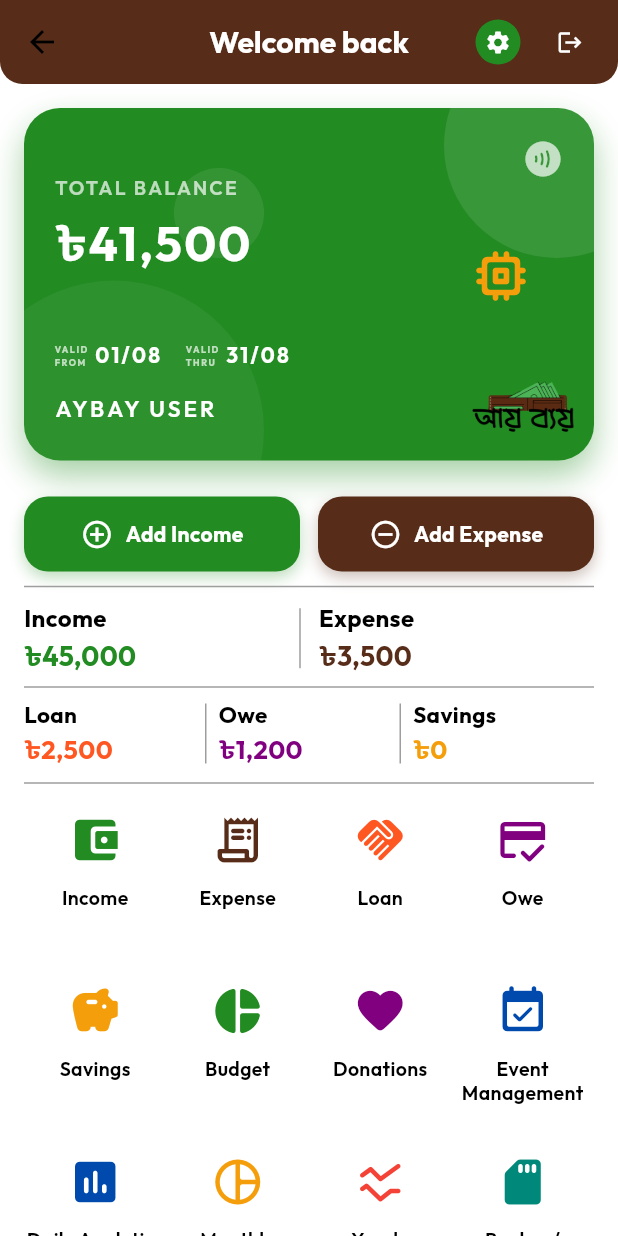
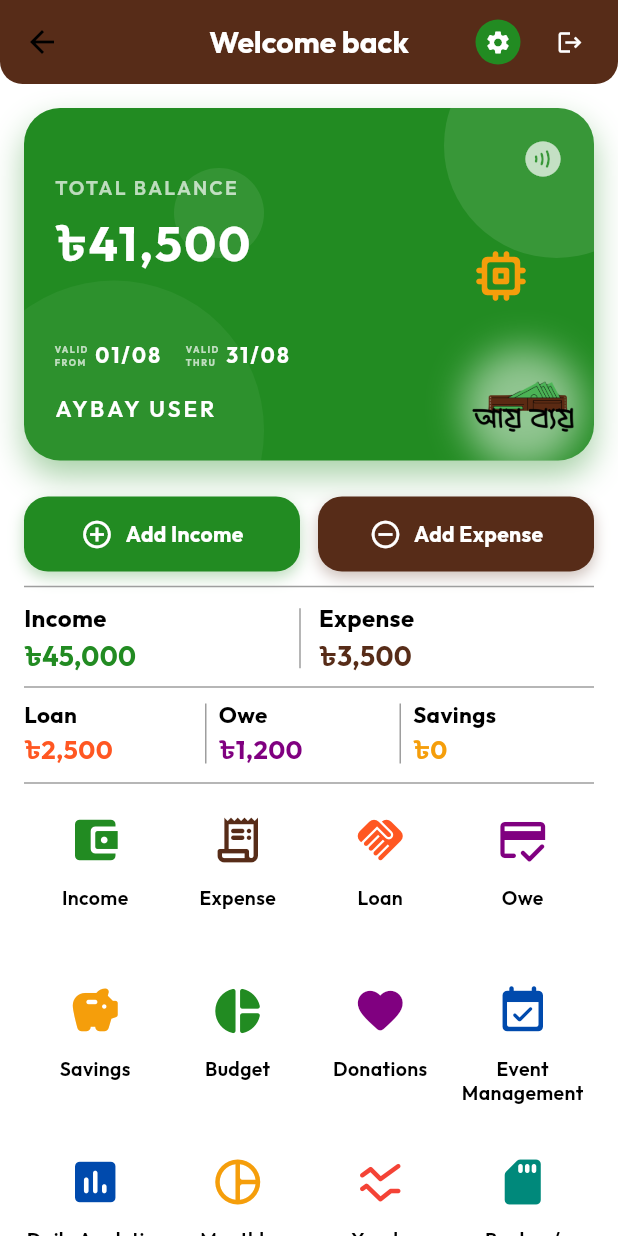
Before and after one commit to amisadman/ay-bay, a Flutter app: the DashboardScreen screen opened directly, on a phone screen of 412 x 824 dp. Run offline on Flutter 3.47's test engine with Material 3 defaults, Android fonts, the phone set to English and light mode, and no system bars; our stand-ins replace animated_text_kit, cloud_firestore, file_picker, firebase_core, fl_chart, flare_flutter and 12 more; missing offline and left inert: excel, googleapis; accounts and stored records are empty.

Commit message:
fix: add white glow behind logo for visibility on dark backgrounds

```diff
--- a/lib/views/backup/backup_restore_screen.dart
+++ b/lib/views/backup/backup_restore_screen.dart
@@ -382,7 +382,7 @@ class _BackupRestoreScreenState extends State<BackupRestoreScreen> {
                       const SizedBox(height: 12),
                       ListTile(
                         contentPadding: EdgeInsets.zero,
-                        leading: const Icon(Icons.sd_storage,
+                        leading: Icon(Icons.sd_storage,
                             color: Theme.of(context).iconTheme.color),
                         title: const Text('Create Local Backup'),
                         subtitle: const Text('Save to Downloads folder'),
@@ -390,7 +390,7 @@ class _BackupRestoreScreenState extends State<BackupRestoreScreen> {
                       ),
                       ListTile(
                         contentPadding: EdgeInsets.zero,
-                        leading: const Icon(Icons.restore,
+                        leading: Icon(Icons.restore,
                             color: Theme.of(context).iconTheme.color),
                         title: const Text('Restore Local Backup'),
                         subtitle: const Text('Select a .json backup file'),
--- a/lib/views/dashboard/dashboard_screen.dart
+++ b/lib/views/dashboard/dashboard_screen.dart
@@ -82,7 +82,7 @@ class DashboardScreen extends StatelessWidget {
         shape: const RoundedRectangleBorder(
           borderRadius: BorderRadius.vertical(bottom: Radius.circular(15)),
         ),
-        title: const Text('Welcome back',
+        title: Text('Welcome back',
             style: TextStyle(
                 fontSize: 20,
                 color: Colors.white,
@@ -105,7 +105,7 @@ class DashboardScreen extends StatelessWidget {
           IconButton(
             icon: Container(
               padding: const EdgeInsets.all(6),
-              decoration: const BoxDecoration(
+              decoration: BoxDecoration(
                   shape: BoxShape.circle,
                   color: Theme.of(context).colorScheme.secondary),
               child: const Icon(Icons.logout, color: Colors.white, size: 18),
@@ -217,7 +217,7 @@ class DashboardScreen extends StatelessWidget {
                         child: Column(
                           crossAxisAlignment: CrossAxisAlignment.start,
                           children: [
-                            const Text(
+                            Text(
                               'TOTAL BALANCE',
                               style: TextStyle(
                                   color: Colors.white70,
@@ -229,7 +229,7 @@ class DashboardScreen extends StatelessWidget {
                             Text(
                               CurrencyFormatter.formatSimple(
                                   finProv.netBalance, sym),
-                              style: const TextStyle(
+                              style: TextStyle(
                                 color: Colors.white,
                                 fontSize: 32,
                                 fontWeight: FontWeight.bold,
@@ -275,7 +275,7 @@ class DashboardScreen extends StatelessWidget {
                               ),
                               const SizedBox(width: 4),
                               Text(validFrom,
-                                  style: const TextStyle(
+                                  style: TextStyle(
                                       color: Colors.white,
                                       fontSize: 14,
                                       fontWeight: FontWeight.bold,
@@ -300,7 +300,7 @@ class DashboardScreen extends StatelessWidget {
                               ),
                               const SizedBox(width: 4),
                               Text(validThru,
-                                  style: const TextStyle(
+                                  style: TextStyle(
                                       color: Colors.white,
                                       fontSize: 14,
                                       fontWeight: FontWeight.bold,
@@ -315,7 +315,7 @@ class DashboardScreen extends StatelessWidget {
                         left: 20,
                         child: Text(
                           authProv.userName.toUpperCase(),
-                          style: const TextStyle(
+                          style: TextStyle(
                             color: Colors.white,
                             fontSize: 15,
                             fontWeight: FontWeight.w600,
@@ -324,14 +324,26 @@ class DashboardScreen extends StatelessWidget {
                         ),
                       ),
 
-                      // AyBay Logo (Bottom Right)
+                      // AyBay Logo (Bottom Right) with subtle white glow for dark themes
                       Positioned(
                         bottom: 0,
                         right: 12,
-                        child: Image.asset(
-                          'assets/images/aybay-logo.png',
-                          height: 70,
-                          fit: BoxFit.contain,
+                        child: Container(
+                          decoration: BoxDecoration(
+                            shape: BoxShape.circle,
+                            boxShadow: [
+                              BoxShadow(
+                                color: Colors.white.withValues(alpha: 0.5),
+                                blurRadius: 20,
+                                spreadRadius: 5,
+                              ),
+                            ],
+                          ),
+                          child: Image.asset(
+                            'assets/images/aybay-logo.png',
+                            height: 70,
+                            fit: BoxFit.contain,
+                          ),
                         ),
                       ),
                     ],
@@ -373,7 +385,7 @@ class DashboardScreen extends StatelessWidget {
                     child: Column(
                       crossAxisAlignment: CrossAxisAlignment.start,
                       children: [
-                        const Text('Income',
+                        Text('Income',
                             style: TextStyle(
                                 fontSize: 16,
                                 fontWeight: FontWeight.bold,
@@ -385,7 +397,7 @@ class DashboardScreen extends StatelessWidget {
                         Text(
                             CurrencyFormatter.formatSimple(
                                 finProv.totalIncome, sym),
-                            style: const TextStyle(
+                            style: TextStyle(
                                 fontSize: 18,
                                 fontWeight: FontWeight.bold,
                                 color: AppColors.green)),
@@ -398,7 +410,7 @@ class DashboardScreen extends StatelessWidget {
                     child: Column(
                       crossAxisAlignment: CrossAxisAlignment.start,
                       children: [
-                        const Text('Expense',
+                        Text('Expense',
                             style: TextStyle(
                                 fontSize: 16,
                                 fontWeight: FontWeight.bold,
@@ -410,7 +422,7 @@ class DashboardScreen extends StatelessWidget {
                         Text(
                             CurrencyFormatter.formatSimple(
                                 finProv.totalExpense, sym),
-                            style: const TextStyle(
+                            style: TextStyle(
                                 fontSize: 18,
                                 fontWeight: FontWeight.bold,
                                 color: AppColors.brown)),
@@ -426,7 +438,7 @@ class DashboardScreen extends StatelessWidget {
                     child: Column(
                       crossAxisAlignment: CrossAxisAlignment.start,
                       children: [
-                        const Text('Loan',
+                        Text('Loan',
                             style: TextStyle(
                                 fontSize: 15,
                                 fontWeight: FontWeight.bold,
@@ -438,7 +450,7 @@ class DashboardScreen extends StatelessWidget {
                         Text(
                             CurrencyFormatter.formatSimple(
                                 finProv.totalLoanGiven, sym),
-                            style: const TextStyle(
+                            style: TextStyle(
                                 fontSize: 17,
                                 fontWeight: FontWeight.bold,
                                 color: Color(0xFFFF5722))),
@@ -451,7 +463,7 @@ class DashboardScreen extends StatelessWidget {
                     child: Column(
                       crossAxisAlignment: CrossAxisAlignment.start,
                       children: [
-                        const Text('Owe',
+                        Text('Owe',
                             style: TextStyle(
                                 fontSize: 15,
                                 fontWeight: FontWeight.bold,
@@ -463,7 +475,7 @@ class DashboardScreen extends StatelessWidget {
                         Text(
                             CurrencyFormatter.formatSimple(
                                 finProv.totalOweBorrowed, sym),
-                            style: const TextStyle(
+                            style: TextStyle(
                                 fontSize: 17,
                                 fontWeight: FontWeight.bold,
                                 color: AppColors.purple)),
@@ -476,7 +488,7 @@ class DashboardScreen extends StatelessWidget {
                     child: Column(
                       crossAxisAlignment: CrossAxisAlignment.start,
                       children: [
-                        const Text('Savings',
+                        Text('Savings',
                             style: TextStyle(
                                 fontSize: 15,
                                 fontWeight: FontWeight.bold,
@@ -488,7 +500,7 @@ class DashboardScreen extends StatelessWidget {
                         Text(
                             CurrencyFormatter.formatSimple(
                                 finProv.totalSavings, sym),
-                            style: const TextStyle(
+                            style: TextStyle(
                                 fontSize: 17,
                                 fontWeight: FontWeight.bold,
                                 color: AppColors.vibrantGold)),
@@ -688,7 +700,7 @@ class DashboardScreen extends StatelessWidget {
             const SizedBox(width: 8),
             Text(
               label,
-              style: const TextStyle(
+              style: TextStyle(
                   fontSize: 14,
                   fontWeight: FontWeight.bold,
                   color: Colors.white),
@@ -974,7 +986,7 @@ class DashboardScreen extends StatelessWidget {
                           _showSuccessAnimation(context);
                         }
                       },
-                      child: const Text('Save Transaction',
+                      child: Text('Save Transaction',
                           style: TextStyle(
                               fontSize: 16, fontWeight: FontWeight.bold)),
                     ),
--- a/lib/views/events/event_profile_screen.dart
+++ b/lib/views/events/event_profile_screen.dart
@@ -202,7 +202,7 @@ class _EventProfileScreenState extends State<EventProfileScreen> {
               // Event Profile Card (Light UI)
               Container(
                 margin: const EdgeInsets.all(16),
-                padding: const EdgeInsets.all(20),
+                padding: EdgeInsets.all(20),
                 decoration: BoxDecoration(
                   color: Theme.of(context).cardColor,
                   borderRadius: BorderRadius.circular(16),
@@ -353,7 +353,7 @@ class _EventProfileScreenState extends State<EventProfileScreen> {
                             itemBuilder: (context, index) {
                               final exp = expenses[index];
                               return Card(
-                                margin: const EdgeInsets.only(bottom: 12),
+                                margin: EdgeInsets.only(bottom: 12),
                                 color: Theme.of(context).cardColor,
                                 elevation: 0,
                                 shape: RoundedRectangleBorder(
--- a/lib/views/events/events_screen.dart
+++ b/lib/views/events/events_screen.dart
@@ -204,7 +204,7 @@ class _EventsScreenState extends State<EventsScreen> {
                         },
                         child: Container(
                           margin: const EdgeInsets.only(bottom: 14),
-                          padding: const EdgeInsets.all(16),
+                          padding: EdgeInsets.all(16),
                           decoration: BoxDecoration(
                             color: Theme.of(context).cardColor,
                             borderRadius: BorderRadius.circular(16),
--- a/lib/views/loans/loan_screen.dart
+++ b/lib/views/loans/loan_screen.dart
@@ -135,7 +135,7 @@ class _LoanScreenState extends State<LoanScreen> {
           // Total Summary
           Container(
             padding: const EdgeInsets.all(20),
-            margin: const EdgeInsets.symmetric(horizontal: 16),
+            margin: EdgeInsets.symmetric(horizontal: 16),
             decoration: BoxDecoration(
               color: Theme.of(context).cardColor,
               borderRadius: BorderRadius.circular(16),
--- a/lib/views/savings/savings_screen.dart
+++ b/lib/views/savings/savings_screen.dart
@@ -121,7 +121,7 @@ class _SavingsScreenState extends State<SavingsScreen> {
           // Total Savings Widget
           Container(
             padding: const EdgeInsets.all(20),
-            margin: const EdgeInsets.symmetric(horizontal: 16),
+            margin: EdgeInsets.symmetric(horizontal: 16),
             decoration: BoxDecoration(
               color: Theme.of(context).cardColor,
               borderRadius: BorderRadius.circular(16),
@@ -180,7 +180,7 @@ class _SavingsScreenState extends State<SavingsScreen> {
                         },
                         child: Container(
                           margin: const EdgeInsets.only(bottom: 14),
-                          padding: const EdgeInsets.all(16),
+                          padding: EdgeInsets.all(16),
                           decoration: BoxDecoration(
                             color: Theme.of(context).cardColor,
                             borderRadius: BorderRadius.circular(16),
--- a/lib/views/walleo_ai/walleo_ai_chat_screen.dart
+++ b/lib/views/walleo_ai/walleo_ai_chat_screen.dart
@@ -96,7 +96,7 @@ class _WalleoAIChatScreenState extends State<WalleoAIChatScreen> {
             Lottie.asset('assets/animations/mr_wallet.json',
                 width: 40, height: 40, repeat: true),
             const SizedBox(width: 8),
-            const Text(
+            Text(
               'Walleo AI',
               style: TextStyle(
                   color: Theme.of(context).textTheme.bodyLarge?.color ??
@@ -253,7 +253,7 @@ class _WalleoAIChatScreenState extends State<WalleoAIChatScreen> {
                   onTap: _sendMessage,
                   child: Container(
                     padding: const EdgeInsets.all(12),
-                    decoration: const BoxDecoration(
+                    decoration: BoxDecoration(
                       color: Theme.of(context).textTheme.bodyLarge?.color ??
                           AppColors.black,
                       shape: BoxShape.circle,
```
